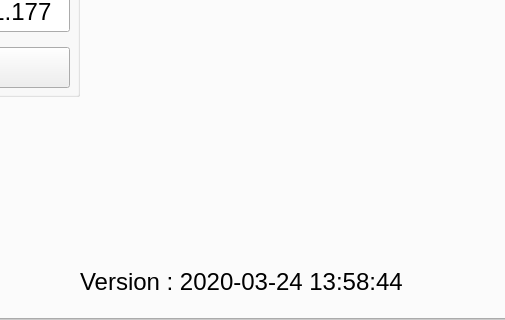
Before: the Qt Designer form dc_motor_pc.ui in ahmetcihan/pendulum_controller, drawn with Qt 5; both pictures show x 172 to 677 and y 160 to 480 of the 800 by 480 pixel window.
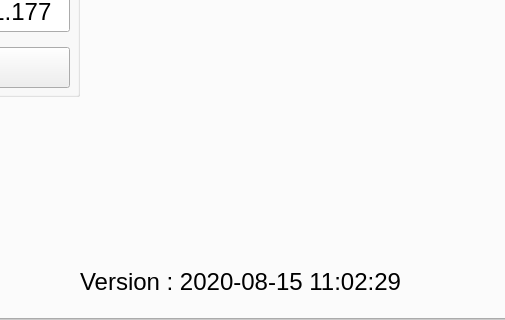
After: the same form once the commit is applied.

```diff
--- a/dc_motor_pc.ui
+++ b/dc_motor_pc.ui
@@ -15411,7 +15411,7 @@
          </font>
         </property>
         <property name="text">
-         <string notr="true">Version : 2020-03-24 13:58:44</string>
+         <string notr="true">Version : 2020-08-15 11:02:29</string>
         </property>
         <property name="alignment">
          <set>Qt::AlignLeading|Qt::AlignLeft|Qt::AlignVCenter</set>
```
